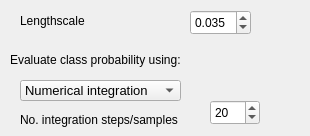
b4silio/MLDemos, file _AlgorithmsPlugins/GP/paramsGPClassifier.ui: the form before one commit.
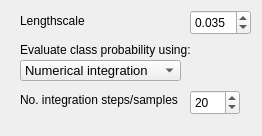
The form after the commit.

Commit message: ClassifierGMM: ADDED: Switch Equal Class Distribution on or off to use GMM priors or set to equal value Parameter Panels: FIXED: Minor UI improvements

Diff of the .ui file:
```diff
--- a/_AlgorithmsPlugins/GP/paramsGPClassifier.ui
+++ b/_AlgorithmsPlugins/GP/paramsGPClassifier.ui
@@ -6,7 +6,7 @@
    <rect>
     <x>0</x>
     <y>0</y>
-    <width>310</width>
+    <width>262</width>
     <height>136</height>
    </rect>
   </property>
@@ -35,7 +35,7 @@
    <property name="geometry">
     <rect>
      <x>20</x>
-     <y>80</y>
+     <y>60</y>
      <width>161</width>
      <height>21</height>
     </rect>
@@ -65,8 +65,8 @@
   <widget class="QLabel" name="label_6">
    <property name="geometry">
     <rect>
-     <x>10</x>
-     <y>50</y>
+     <x>20</x>
+     <y>40</y>
      <width>171</width>
      <height>20</height>
     </rect>
@@ -113,8 +113,8 @@
   <widget class="QDoubleSpinBox" name="Nsamp">
    <property name="geometry">
     <rect>
-     <x>210</x>
-     <y>100</y>
+     <x>190</x>
+     <y>90</y>
      <width>50</width>
      <height>25</height>
     </rect>
@@ -141,7 +141,7 @@
    <property name="geometry">
     <rect>
      <x>20</x>
-     <y>110</y>
+     <y>90</y>
      <width>181</width>
      <height>20</height>
     </rect>
```
The commit also changes 21 other files.
